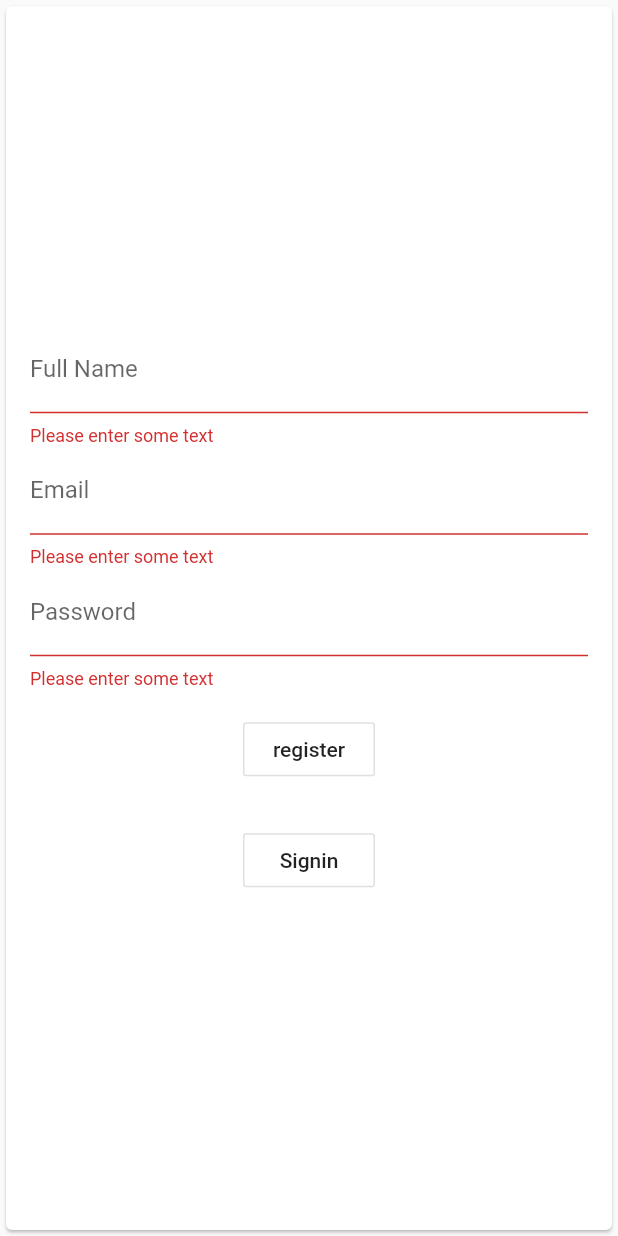
After one commit to saqlainabbas068/final_lab_exam, a Flutter app: the Register screen opened directly, after a tap on "register", on a phone screen of 412 x 824 dp. The commit adds this screen. Run offline on Flutter 3.47's test engine with Material 2 defaults, Android fonts, the phone set to English and light mode, and no system bars; our stand-ins replace firebase_auth; accounts and stored records are empty; project files that could hold a hidden picture were left out.

Commit message:
Sign up done

```diff
--- a/flutter_note_takeapp/lib/SignIn.dart
+++ b/flutter_note_takeapp/lib/SignIn.dart
@@ -1,6 +1,6 @@
 import 'package:firebase_auth/firebase_auth.dart';
 import 'package:flutter/material.dart';
-import 'Register.dart';
+import 'SignUp.dart';
 import 'mainPage.dart';
 import 'notesmain.dart';
 
--- /dev/null
+++ b/flutter_note_takeapp/lib/SignUp.dart
@@ -0,0 +1,126 @@
+import 'package:firebaseAuth/mainPage.dart';
+import 'package:firebase_auth/firebase_auth.dart';
+import 'package:flutter/material.dart';
+import 'SignIn.dart';
+
+class Register extends StatefulWidget {
+  @override
+  _RegisterState createState() => _RegisterState();
+}
+
+class _RegisterState extends State<Register> {
+  FirebaseAuth _auth = FirebaseAuth.instance;
+  final GlobalKey<FormState> _formKey = GlobalKey<FormState>();
+  final TextEditingController _displayName = TextEditingController();
+  final TextEditingController _emailController = TextEditingController();
+  final TextEditingController _passwordController = TextEditingController();
+
+  bool _isSuccess;
+  String _userEmail;
+  @override
+  void dispose() {
+    _emailController.dispose();
+    _passwordController.dispose();
+    super.dispose();
+  }
+
+  @override
+  Widget build(BuildContext context) {
+    return Scaffold(
+      body: Center(
+        child: Form(
+            key: _formKey,
+            child: Card(
+              child: Padding(
+                padding: EdgeInsets.all(16),
+                child: Column(
+                  crossAxisAlignment: CrossAxisAlignment.center,
+                  mainAxisAlignment: MainAxisAlignment.center,
+                  children: <Widget>[
+                    TextFormField(
+                      controller: _displayName,
+                      decoration: const InputDecoration(labelText: 'Full Name'),
+                      validator: (String value) {
+                        if (value.isEmpty) {
+                          return 'Please enter some text';
+                        }
+                        return null;
+                      },
+                    ),
+                    TextFormField(
+                      controller: _emailController,
+                      decoration: const InputDecoration(labelText: 'Email'),
+                      validator: (String value) {
+                        if (value.isEmpty) {
+                          return 'Please enter some text';
+                        }
+                        return null;
+                      },
+                    ),
+                    TextFormField(
+                      controller: _passwordController,
+                      decoration: const InputDecoration(labelText: 'Password'),
+                      validator: (String value) {
+                        if (value.isEmpty) {
+                          return 'Please enter some text';
+                        }
+                        return null;
+                      },
+                      obscureText: true,
+                    ),
+                    Container(
+                      padding: const EdgeInsets.symmetric(vertical: 16.0),
+                      alignment: Alignment.center,
+                      child: OutlineButton(
+                        child: Text("register"),
+                        onPressed: () async {
+                          if (_formKey.currentState.validate()) {
+                            _registerAccount();
+                          }
+                        },
+                      ),
+                    ),
+                    Container(
+                      child: OutlineButton(
+                        child: Text("Signin"),
+                        onPressed: () => _pushPage(context, SignIn()),
+                      ),
+                      padding: const EdgeInsets.all(10),
+                      alignment: Alignment.center,
+                    ),
+                  ],
+                ),
+              ),
+            )),
+      ),
+    );
+  }
+
+  void _registerAccount() async {
+    final User user = (await _auth.createUserWithEmailAndPassword(
+      email: _emailController.text,
+      password: _passwordController.text,
+    ))
+        .user;
+
+    if (user != null) {
+      if (!user.emailVerified) {
+        await user.sendEmailVerification();
+      }
+      await user.updateProfile(displayName: _displayName.text);
+      final user1 = _auth.currentUser;
+      Navigator.of(context).pushReplacement(MaterialPageRoute(
+          builder: (context) => MainPage(
+                user: user1,
+              )));
+    } else {
+      _isSuccess = false;
+    }
+  }
+
+  void _pushPage(BuildContext context, Widget page) {
+    Navigator.of(context).push(
+      MaterialPageRoute<void>(builder: (_) => page),
+    );
+  }
+}
```
Also changed, not shown: flutter_note_takeapp/google-services.json (added, +84 -0 lines), flutter_note_takeapp/pubspec.yaml (+22 -6 lines), flutter_note_takeapp/fonts/ZillaSlab-Bold.ttf (added), flutter_note_takeapp/fonts/ZillaSlab-BoldItalic.ttf (added), flutter_note_takeapp/fonts/ZillaSlab-Italic.ttf (added), flutter_note_takeapp/fonts/ZillaSlab-Light.ttf (added), flutter_note_takeapp/fonts/ZillaSlab-LightItalic.ttf (added), flutter_note_takeapp/fonts/ZillaSlab-Medium.ttf (added), flutter_note_takeapp/fonts/ZillaSlab-MediumItalic.ttf (added), flutter_note_takeapp/fonts/ZillaSlab-Regular.ttf (added), flutter_note_takeapp/fonts/ZillaSlab-SemiBold.ttf (added), flutter_note_takeapp/fonts/ZillaSlab-SemiBoldItalic.ttf (added), flutter_note_takeapp/github_assets/dark.gif (added), flutter_note_takeapp/github_assets/edit.gif (added), 1 more files, 1 other file.
